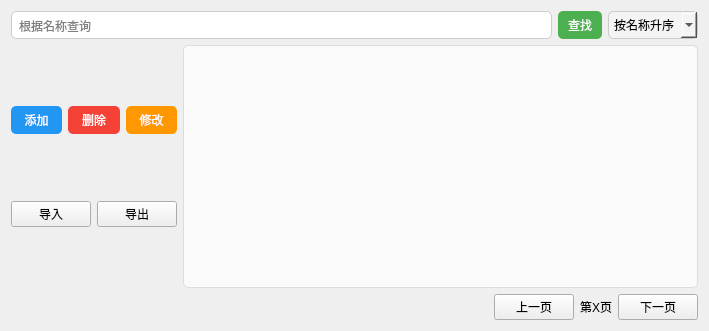
Old version of the form drugview.ui in the repository zhuguotiao/Lab.
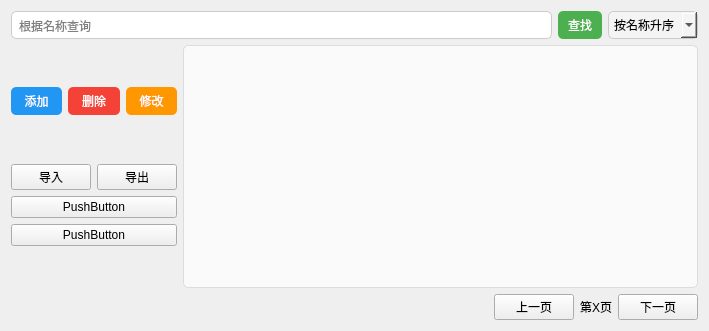
New version of the form.

```diff
--- a/drugview.ui
+++ b/drugview.ui
@@ -198,6 +198,20 @@
          </item>
         </layout>
        </item>
+       <item>
+        <widget class="QPushButton" name="pushButton">
+         <property name="text">
+          <string>PushButton</string>
+         </property>
+        </widget>
+       </item>
+       <item>
+        <widget class="QPushButton" name="pushButton_2">
+         <property name="text">
+          <string>PushButton</string>
+         </property>
+        </widget>
+       </item>
        <item>
         <spacer name="verticalSpacer_3">
          <property name="orientation">
```
